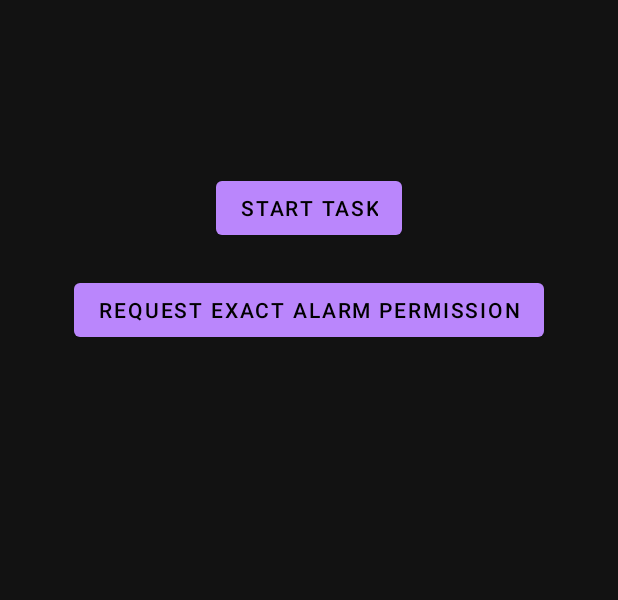
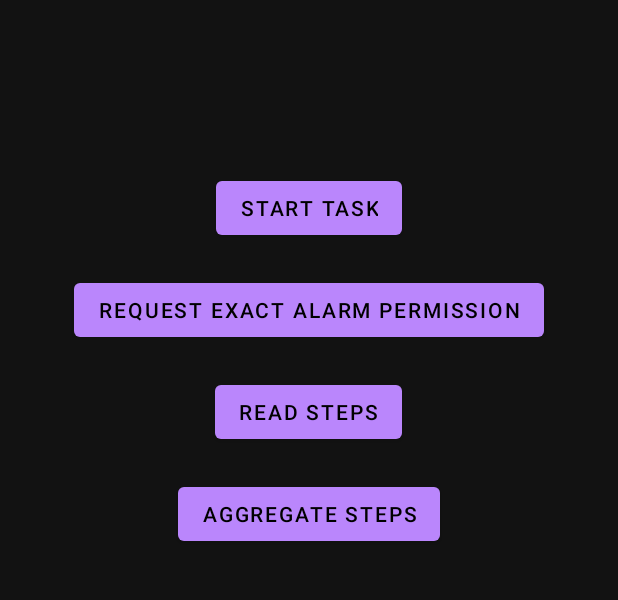
Before and after one commit to notnowabhi/Personal-Motivator-App, an Android app: the screen it shows after launch (MainActivity), on a phone screen of 412 x 824 dp, the part 62-662 px from its top. Run offline under Robolectric (Android 15) with nearby library versions, the phone set to English and light mode, and no system bars; libraries missing offline, so code that uses them is left out: androidx.health.connect.

Commit message:
change 8

```diff
--- a/app/src/main/java/com/example/personalmotivator/MainActivity.java
+++ b/app/src/main/java/com/example/personalmotivator/MainActivity.java
@@ -1,62 +1,66 @@
 package com.example.personalmotivator;
 
-import android.app.AlarmManager;
-import android.content.Context;
 import android.content.Intent;
-import android.os.Build;
 import android.os.Bundle;
-import android.provider.Settings;
-import android.view.View;
 import android.widget.Button;
 import android.widget.Toast;
 
 import androidx.activity.result.ActivityResultLauncher;
 import androidx.activity.result.contract.ActivityResultContracts;
-import androidx.annotation.RequiresApi;
 import androidx.appcompat.app.AppCompatActivity;
 
-import androidx.health.connect.client.HealthConnectClient;
+import androidx.health.connect.client.records.StepsRecord; // <-- Add this import
+
+import java.util.List;
 
 public class MainActivity extends AppCompatActivity {
 
-    private HealthConnectClient healthConnectClient;
     private ActivityResultLauncher<String[]> permissionLauncher;
-
-    private Button button_start;
-    private Button button_request_permission;  // Added button for requesting exact alarm permission
+    private Button button_start, button_read_steps;
 
     @Override
     protected void onCreate(Bundle savedInstanceState) {
         super.onCreate(savedInstanceState);
         setContentView(R.layout.activity_main);
 
-        // Connect start button for navigating to AddTaskActivity
+        // Start button to navigate to AddTaskActivity
         button_start = findViewById(R.id.button_start);
-        button_start.setOnClickListener(new View.OnClickListener() {
-            @Override
-            public void onClick(View view) {
-                Intent intent = new Intent(MainActivity.this, AddTaskActivity.class);
-                startActivity(intent);
-            }
+        button_start.setOnClickListener(view -> {
+            Intent intent = new Intent(MainActivity.this, AddTaskActivity.class);
+            startActivity(intent);
         });
 
-        // Initialize the button for requesting Exact Alarm Permission
-        button_request_permission = findViewById(R.id.button_request_permission);
-        button_request_permission.setOnClickListener(new View.OnClickListener() {
-            @Override
-            public void onClick(View v) {
-                if (Build.VERSION.SDK_INT >= Build.VERSION_CODES.S) {
-                    requestExactAlarmPermission();
-                } else {
-                    Toast.makeText(MainActivity.this, "Exact Alarm permission not required for this Android version", Toast.LENGTH_SHORT).show();
+        // Request permissions
+        requestHealthConnectPermissions();
+
+        // Button to read step records
+        button_read_steps = findViewById(R.id.button_read_steps);
+        button_read_steps.setOnClickListener(v -> readStepsByTimeRange());
+    }
+
+    // Function to read step records using Kotlin coroutine
+    private void readStepsByTimeRange() {
+        // Access the Kotlin singleton 'HealthConnectUtils' using '.INSTANCE'
+        HealthConnectUtils.INSTANCE.readStepsInCoroutine(this, stepRecords -> {
+            if (stepRecords != null) {
+                for (StepsRecord record : stepRecords) {
+                    runOnUiThread(() -> Toast.makeText(MainActivity.this, "Steps: " + record.getCount(), Toast.LENGTH_SHORT).show());
                 }
+            } else {
+                runOnUiThread(() -> Toast.makeText(MainActivity.this, "Failed to read steps", Toast.LENGTH_SHORT).show());
             }
+            return null;
         });
+    }
 
-        // Initialize Health Connect Client
-        healthConnectClient = HealthConnectClient.getOrCreate(this);
-
-        // Initialize the permission launcher for Health Connect
+    // Request Health Connect permissions
+    private void requestHealthConnectPermissions() {
+        String[] requiredPermissions = {
+                "android.permission.health.READ_HEART_RATE",
+                "android.permission.health.WRITE_HEART_RATE",
+                "android.permission.health.READ_STEPS",
+                "android.permission.health.WRITE_STEPS"
+        };
         permissionLauncher = registerForActivityResult(new ActivityResultContracts.RequestMultiplePermissions(), result -> {
             boolean allGranted = result.values().stream().allMatch(Boolean::booleanValue);
             if (allGranted) {
@@ -65,36 +69,6 @@ public class MainActivity extends AppCompatActivity {
                 Toast.makeText(MainActivity.this, "Permissions denied!", Toast.LENGTH_SHORT).show();
             }
         });
-
-        // Request permissions for Health Connect
-        requestHealthConnectPermissions();
-    }
-
-    // Function to request Health Connect permissions
-    private void requestHealthConnectPermissions() {
-        String[] requiredPermissions = {
-                "android.permission.health.READ_HEART_RATE",
-                "android.permission.health.WRITE_HEART_RATE",
-                "android.permission.health.READ_STEPS",
-                "android.permission.health.WRITE_STEPS"
-        };
-
-        // Launch permission request
         permissionLauncher.launch(requiredPermissions);
     }
-
-    // Function to request Exact Alarm Permission for Android 12+
-    @RequiresApi(api = Build.VERSION_CODES.S)
-    private void requestExactAlarmPermission() {
-        AlarmManager alarmManager = (AlarmManager) getSystemService(Context.ALARM_SERVICE);
-
-        // Check if the app already has the exact alarm permission
-        if (!alarmManager.canScheduleExactAlarms()) {
-            // Launch the settings screen to request the permission
-            Intent intent = new Intent(Settings.ACTION_REQUEST_SCHEDULE_EXACT_ALARM);
-            startActivity(intent);
-        } else {
-            Toast.makeText(this, "Exact Alarm permission already granted", Toast.LENGTH_SHORT).show();
-        }
-    }
 }
--- a/app/src/main/res/layout/activity_main.xml
+++ b/app/src/main/res/layout/activity_main.xml
@@ -20,4 +20,22 @@
         android:layout_below="@id/button_start"
         android:layout_marginTop="20dp" />
 
+    <Button
+        android:id="@+id/button_read_steps"
+        android:layout_width="wrap_content"
+        android:layout_height="wrap_content"
+        android:text="Read Steps"
+        android:layout_centerHorizontal="true"
+        android:layout_below="@id/button_request_permission"
+        android:layout_marginTop="20dp" />
+
+    <Button
+        android:id="@+id/button_aggregate_steps"
+        android:layout_width="wrap_content"
+        android:layout_height="wrap_content"
+        android:text="Aggregate Steps"
+        android:layout_centerHorizontal="true"
+        android:layout_below="@id/button_read_steps"
+        android:layout_marginTop="20dp" />
+
 </RelativeLayout>
```
Also changed, not shown: app/build.gradle.kts (+23 -4 lines), app/src/main/java/com/example/personalmotivator/HealthConnectUtils.kt (added, +57 -0 lines).
